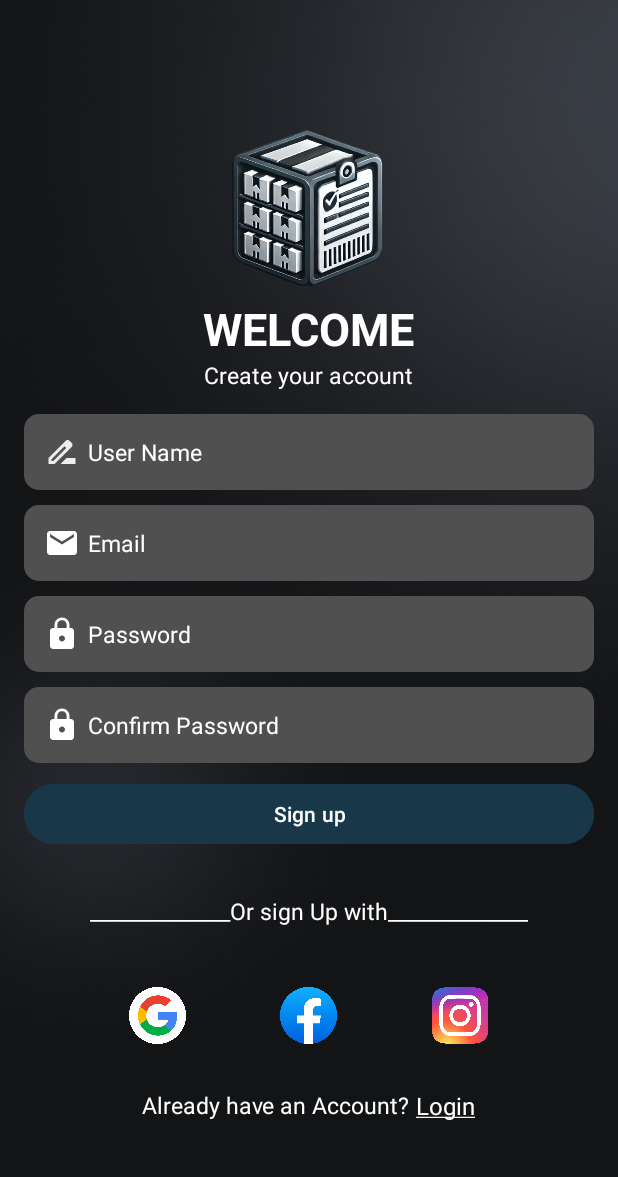
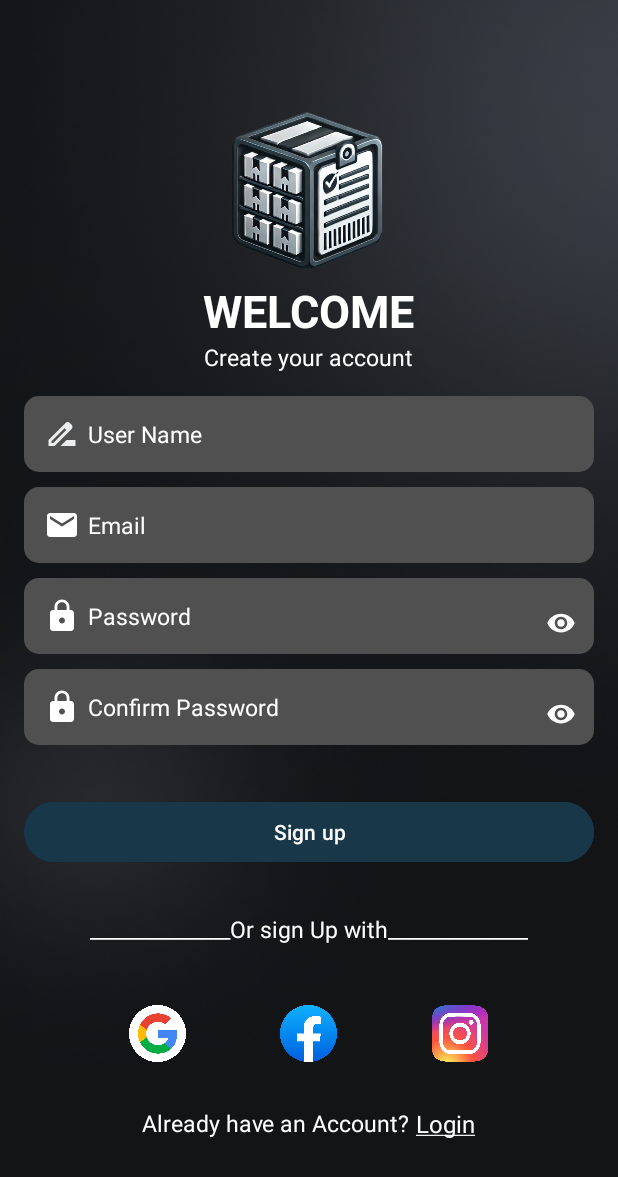
Before and after one commit to MelvinNo27/Inventory_Project_Group4-Kotlin, an Android app: the layout activity_sign_up.xml on its own in the app's theme, with its tools: preview values and no code run, on a phone screen of 412 x 824 dp. Shown: the top 1177 px of the screen. Run offline under Robolectric (Android 15) with nearby library versions, the phone set to English and light mode, and no system bars.

Commit message:
Melvin 8/11/24

```diff
--- a/app/src/main/java/com/example/myapplication/Sign_Up.kt
+++ b/app/src/main/java/com/example/myapplication/Sign_Up.kt
@@ -3,6 +3,7 @@ package com.example.myapplication
 import android.content.Intent
 import android.net.Uri
 import android.os.Bundle
+import android.text.InputType
 import android.util.Log
 import android.widget.Button
 import android.widget.EditText
@@ -18,11 +19,12 @@ import com.google.firebase.auth.UserProfileChangeRequest
 import com.google.firebase.auth.FirebaseAuthUserCollisionException
 
 class Sign_Up : AppCompatActivity() {
-    private val TAG = "RegisterActivity"
+
     private lateinit var auth: FirebaseAuth
 
     // Declare fullNameEditText as a member variable
     private lateinit var fullNameEditText: EditText
+    private var isPasswordVisible = false // Variable to toggle password visibility
 
     override fun onCreate(savedInstanceState: Bundle?) {
         super.onCreate(savedInstanceState)
@@ -32,6 +34,7 @@ class Sign_Up : AppCompatActivity() {
 
         // Initialize fullNameEditText
         fullNameEditText = findViewById(R.id.User_Name)
+        val ivShowPassword = findViewById<ImageView>(R.id.ivShowPassword)
         val emailEditText = findViewById<EditText>(R.id.etSign_inEmail)
         val passwordEditText = findViewById<EditText>(R.id.etSign_inPassword)
         val confirmPasswordEditText = findViewById<EditText>(R.id.etConfirmPassword)
@@ -73,6 +76,9 @@ class Sign_Up : AppCompatActivity() {
             val intent = Intent(Intent.ACTION_VIEW, Uri.parse("https://www.instagram.com/accounts/login/"))
             startActivity(intent)
         }
+        ivShowPassword.setOnClickListener {
+            togglePasswordVisibility(passwordEditText, ivShowPassword)
+        }
     }
 
     // Function to handle potential errors during authentication, such as existing accounts
@@ -82,7 +88,6 @@ class Sign_Up : AppCompatActivity() {
             Toast.makeText(this, "Account already exists. Redirecting to login.", Toast.LENGTH_LONG).show()
             redirectToLogin()
         } else {
-            Log.w(TAG, "signInWithCredential:failure", exception)
             Toast.makeText(this, "Authentication Failed.", Toast.LENGTH_SHORT).show()
         }
     }
@@ -150,7 +155,6 @@ class Sign_Up : AppCompatActivity() {
                             }
                         }
                 } else {
-                    Log.w(TAG, "createUserWithEmail:failure", task.exception)
                     val errorMessage = task.exception?.message ?: "Authentication failed."
                     Toast.makeText(this, errorMessage, Toast.LENGTH_SHORT).show()
                     updateUI(null)
@@ -169,6 +173,25 @@ class Sign_Up : AppCompatActivity() {
         }
     }
 
+    private fun togglePasswordVisibility(passwordEditText: EditText, ivShowPassword: ImageView) {
+        if (isPasswordVisible) {
+            // Hide Password
+            passwordEditText.inputType =
+                InputType.TYPE_CLASS_TEXT or InputType.TYPE_TEXT_VARIATION_PASSWORD
+            ivShowPassword.setImageResource(R.drawable.offpass) // Use closed-eye icon
+            isPasswordVisible = false
+        } else {
+            // Show Password
+            passwordEditText.inputType =
+                InputType.TYPE_CLASS_TEXT or InputType.TYPE_TEXT_VARIATION_VISIBLE_PASSWORD
+            ivShowPassword.setImageResource(R.drawable.baseline_remove_red_eye_24) // Use open-eye icon
+            isPasswordVisible = true
+        }
+        // Move the cursor to the end of the text
+        passwordEditText.setSelection(passwordEditText.text.length)
+    }
+
+
     override fun onStart() {
         super.onStart()
         val currentUser = auth.currentUser
--- a/app/src/main/res/layout/activity_sign_up.xml
+++ b/app/src/main/res/layout/activity_sign_up.xml
@@ -10,13 +10,14 @@
     tools:context=".Sign_Up">
 
 
-
     <LinearLayout
         android:layout_width="match_parent"
         android:layout_height="match_parent"
+        android:gravity="center"
         android:orientation="vertical"
-        android:gravity="center"
-        android:padding="16dp">
+        android:padding="16dp"
+        tools:layout_editor_absoluteX="0dp"
+        tools:layout_editor_absoluteY="0dp">
 
 
         <ImageView
@@ -29,18 +30,18 @@
             android:layout_width="wrap_content"
             android:layout_height="wrap_content"
             android:text="WELCOME"
-            android:textStyle="bold"
+            android:textColor="@color/white"
             android:textSize="30sp"
-            android:textColor="@color/white" />
+            android:textStyle="bold" />
 
         <TextView
             android:id="@+id/createAccountText"
             android:layout_width="wrap_content"
             android:layout_height="wrap_content"
+            android:layout_marginBottom="15dp"
             android:text="Create your account"
-            android:textSize="15sp"
-            android:layout_marginBottom="15dp"
-            android:textColor="@color/white" />
+            android:textColor="@color/white"
+            android:textSize="15sp" />
 
         <EditText
             android:id="@+id/User_Name"
@@ -51,9 +52,9 @@
             android:drawableStart="@drawable/baseline_drive_file_rename_outline_24"
             android:drawablePadding="5dp"
             android:hint="User Name"
+            android:padding="13dp"
+            android:textColor="@color/white"
             android:textColorHint="@color/white"
-                android:textColor="@color/white"
-                android:padding="13dp"
             android:textSize="15sp"
             tools:ignore="Autofill,HardcodedText,SmallSp" />
 
@@ -65,20 +66,16 @@
             android:background="@drawable/edit_text_background"
             android:drawableStart="@drawable/baseline_email_24"
             android:drawablePadding="5dp"
+            android:hint="Email"
+            android:padding="13dp"
             android:textColor="@color/white"
-                android:hint="Email"
             android:textColorHint="@color/white"
-                android:padding="13dp"
             android:textSize="15sp"
             tools:ignore="Autofill,HardcodedText,SmallSp" />
 
-        <ProgressBar
-            android:id="@+id/progressBar"
-            android:layout_width="wrap_content"
-            android:layout_height="wrap_content"
-            android:layout_gravity="center"
-            android:visibility="gone" />
-
+        <RelativeLayout
+            android:layout_width="match_parent"
+            android:layout_height="wrap_content">
 
         <EditText
             android:id="@+id/etSign_inPassword"
@@ -90,11 +87,29 @@
             android:drawablePadding="5dp"
             android:hint="Password"
             android:inputType="textPassword"
+            android:padding="13dp"
             android:textColor="@color/white"
             android:textColorHint="@color/white"
-                android:padding="13dp"
             android:textSize="15sp"
             tools:ignore="Autofill,HardcodedText,SmallSp" />
+
+            <ImageView
+                android:id="@+id/ivShowPassword"
+                android:layout_width="24dp"
+                android:layout_height="24dp"
+                android:layout_alignParentEnd="true"
+                android:layout_centerVertical="true"
+                android:layout_marginEnd="10dp"
+                android:padding="2dp"
+                android:src="@drawable/baseline_remove_red_eye_24"
+                android:contentDescription="Show Password" />
+
+        </RelativeLayout>
+
+        <RelativeLayout
+            android:layout_width="match_parent"
+            android:layout_height="wrap_content"
+            android:layout_marginBottom="24dp">
 
         <EditText
             android:id="@+id/etConfirmPassword"
@@ -106,11 +121,24 @@
             android:drawablePadding="5dp"
             android:hint="Confirm Password"
             android:inputType="textPassword"
+            android:padding="13dp"
             android:textColor="@color/white"
             android:textColorHint="@color/white"
-                android:padding="13dp"
             android:textSize="15sp"
             tools:ignore="Autofill,HardcodedText,SmallSp" />
+
+        <ImageView
+            android:id="@+id/ivShowPassword"
+            android:layout_width="24dp"
+            android:layout_height="24dp"
+            android:layout_alignParentEnd="true"
+            android:layout_centerVertical="true"
+            android:layout_marginEnd="10dp"
+            android:padding="2dp"
+            android:src="@drawable/baseline_remove_red_eye_24"
+            android:contentDescription="Show Password" />
+
+    </RelativeLayout>
 
         <!-- Login Button -->
 
@@ -118,10 +146,10 @@
             android:id="@+id/signUpButton"
             android:layout_width="match_parent"
             android:layout_height="wrap_content"
+            android:layout_marginBottom="30dp"
+            android:backgroundTint="#183749"
             android:text="Sign up"
-            android:backgroundTint="#183749"
-            android:textColor="@color/white"
-            android:layout_marginBottom="30dp" />
+            android:textColor="@color/white" />
 
         <TextView
             android:layout_width="wrap_content"
@@ -144,20 +172,20 @@
                 android:id="@+id/google_button"
                 android:layout_width="8dp"
                 android:layout_height="38dp"
+                android:layout_marginEnd="8dp"
                 android:layout_weight="1"
-                android:layout_marginEnd="8dp"
-                android:src="@drawable/google_icon"
-                android:contentDescription="Google Sign In" />
+                android:contentDescription="Google Sign In"
+                android:src="@drawable/google_icon" />
 
             <!-- Facebook Icon -->
             <ImageView
                 android:id="@+id/facebook_button"
                 android:layout_width="8dp"
                 android:layout_height="38dp"
+                android:layout_marginEnd="8dp"
                 android:layout_weight="1"
-                android:layout_marginEnd="8dp"
-                android:src="@drawable/fb_icon"
-                android:contentDescription="Facebook Sign In" />
+                android:contentDescription="Facebook Sign In"
+                android:src="@drawable/fb_icon" />
 
             <!-- Instagram Icon -->
             <ImageView
@@ -165,8 +193,8 @@
                 android:layout_width="8dp"
                 android:layout_height="38dp"
                 android:layout_weight="1"
-                android:src="@drawable/insta"
-                android:contentDescription="Instagram Sign In" />
+                android:contentDescription="Instagram Sign In"
+                android:src="@drawable/insta" />
         </LinearLayout>
 
         <LinearLayout
@@ -187,11 +215,10 @@
                 android:id="@+id/tvlogin"
                 android:layout_width="wrap_content"
                 android:layout_height="wrap_content"
+                android:background="?attr/selectableItemBackground"
                 android:text="@string/login_text"
                 android:textColor="@color/white"
-                    android:textSize="16sp"
-                    android:background="?attr/selectableItemBackground" />
-
+                android:textSize="16sp" />
 
 
         </LinearLayout>
--- a/app/src/main/res/layout/activity_user.xml
+++ b/app/src/main/res/layout/activity_user.xml
@@ -98,12 +98,6 @@
                 android:contentDescription="Critical Issues Icon"
                 android:src="@drawable/issue_icon" />
 
-            <ImageView
-                android:layout_width="149dp"
-                android:layout_height="157dp"
-                android:layout_marginStart="-20dp"
-                android:padding="45dp"
-                android:src="@drawable/plus" />
         </GridLayout>
     </LinearLayout>
 
```
Lines whose indentation alone changed are shown as unchanged.
